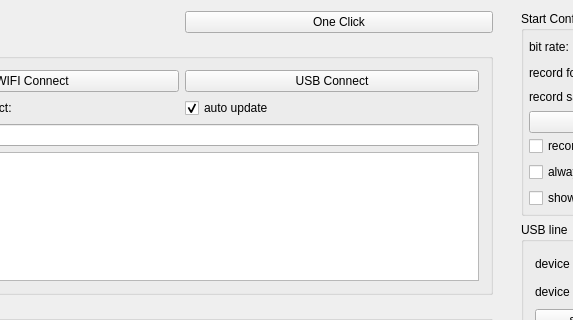
Old version of the form QtScrcpy/ui/dialog.ui in the repository anirudhatalmale6-alt/QtScrcpy-custom; both pictures show x 140 to 713 and y 0 to 320 of the 1293 by 502 pixel window.
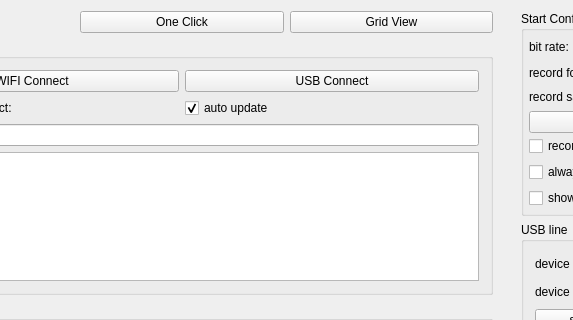
New version of the form.

Commit message:
Add Grid View window for multi-device dashboard
- New GridViewWindow shows all connected devices as tiles in a grid
- Each tile renders live video feed from the device via DeviceObserver
- Basic click control on tiles sends input to the device
- Double-click a tile to open/focus its full VideoForm window
- Grid auto-arranges based on device count (2-5 columns)
- Grid View button added next to One Click in the top bar
- Devices auto-added/removed from grid on connect/disconnect

```diff
--- a/QtScrcpy/ui/dialog.ui
+++ b/QtScrcpy/ui/dialog.ui
@@ -69,6 +69,19 @@
           </property>
          </widget>
         </item>
+        <item>
+         <widget class="QPushButton" name="gridViewBtn">
+          <property name="sizePolicy">
+           <sizepolicy hsizetype="Preferred" vsizetype="Maximum">
+            <horstretch>0</horstretch>
+            <verstretch>0</verstretch>
+           </sizepolicy>
+          </property>
+          <property name="text">
+           <string>Grid View</string>
+          </property>
+         </widget>
+        </item>
        </layout>
       </item>
       <item>
```
The commit also changes 5 other files.
